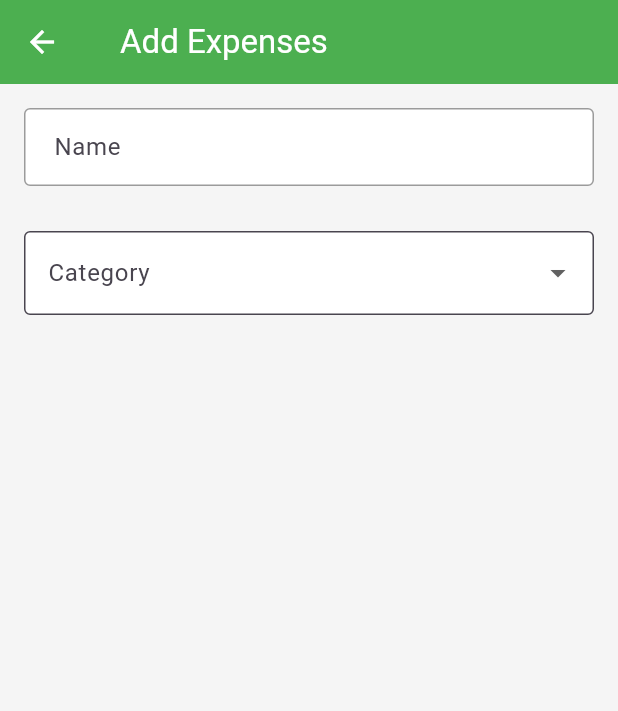
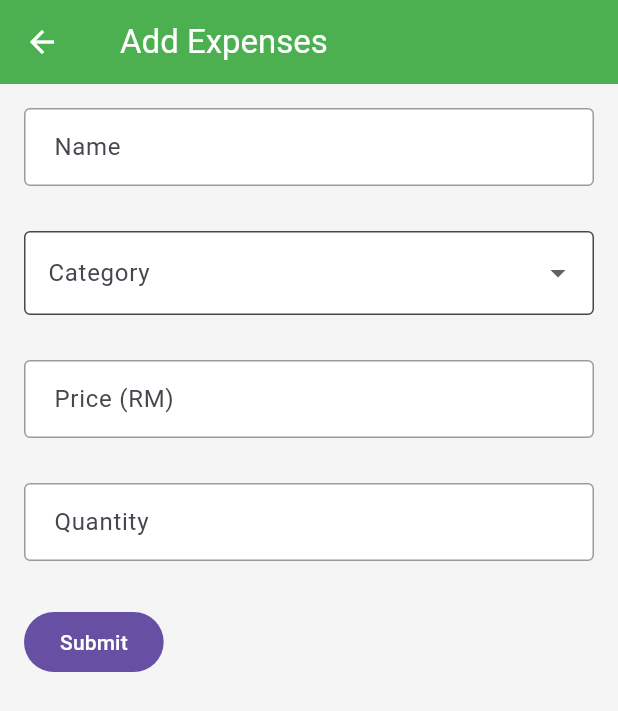
Before and after one commit to AhmadZahidi/expenses_tracker_app, a Flutter app: the AddScreen screen opened by its route, on a phone screen of 412 x 824 dp. Shown: the top 711 px of the screen. Run offline on Flutter 3.47's test engine with Material 3 defaults, Android fonts, the phone set to English and light mode, and no system bars; our stand-ins replace cloud_firestore, firebase_auth, firebase_core, flutter_svg, go_router; accounts and stored records are empty; statements that could not run were skipped.

Commit message:
finishing ui design for add expenses

```diff
--- a/lib/screens/add_screen.dart
+++ b/lib/screens/add_screen.dart
@@ -13,8 +13,9 @@ class AddScreen extends StatefulWidget {
 }
 
 class _AddScreenState extends State<AddScreen> {
+  final _formKey = GlobalKey<FormState>();
+
   final TextEditingController _nameController = TextEditingController();
-  final TextEditingController _categoryController = TextEditingController();
   final TextEditingController _priceController = TextEditingController();
   final TextEditingController _quantityController = TextEditingController();
 
@@ -31,9 +32,9 @@ class _AddScreenState extends State<AddScreen> {
   @override
   void dispose() {
     _nameController.dispose();
-    _categoryController.dispose();
     _priceController.dispose();
     _quantityController.dispose();
+    super.dispose();
   }
 
   @override
@@ -43,12 +44,16 @@ class _AddScreenState extends State<AddScreen> {
       backgroundColor: mainBackGround,
       screen: Padding(
         padding: const EdgeInsets.fromLTRB(0, 16, 0, 0),
+        child: Form(
+          key: _formKey,
           child: Column(
             crossAxisAlignment: CrossAxisAlignment.start,
             children: [
-            //Name
-            TextField(
+              // Name
+              TextFormField(
                 controller: _nameController,
+                validator: (value) =>
+                    value == null || value.trim().isEmpty ? 'Please enter a name' : null,
                 decoration: InputDecoration(
                   labelText: 'Name',
                   border: OutlineInputBorder(
@@ -59,29 +64,22 @@ class _AddScreenState extends State<AddScreen> {
                   ),
                   filled: true,
                   fillColor: Colors.white,
-                contentPadding: EdgeInsets.symmetric(
-                  horizontal: 16,
-                  vertical: 14,
-                ),
+                  contentPadding: EdgeInsets.symmetric(horizontal: 16, vertical: 14),
                 ),
               ),
               SizedBox(height: 30),
 
-            //Category
+              // Category
               DropdownButtonFormField(
                 value: _selectedCategory,
                 decoration: InputDecoration(
                   filled: true,
-                fillColor: Colors.white ,
+                  fillColor: Colors.white,
                   labelText: 'Category',
                   border: OutlineInputBorder(),
-                contentPadding: EdgeInsets.symmetric(
-                  horizontal: 12,
-                  vertical: 16,
+                  contentPadding: EdgeInsets.symmetric(horizontal: 12, vertical: 16),
                 ),
-              ),
-              items:
-                  _categories.map((category) {
+                items: _categories.map((category) {
                   return DropdownMenuItem(
                     value: category,
                     child: Text(category),
@@ -92,14 +90,74 @@ class _AddScreenState extends State<AddScreen> {
                     _selectedCategory = value;
                   });
                 },
-              validator:
-                  (value) => value == null ? "Please select a category" : null,
+                validator: (value) => value == null ? "Please select a category" : null,
               ),
-            SizedBox(height: 30,),
+              SizedBox(height: 30),
 
-            //Price
+              // Price
+              TextFormField(
+                controller: _priceController,
+                keyboardType: TextInputType.number,
+                validator: (value) {
+                  if (value == null || value.isEmpty) return 'Enter a price';
+                  final number = num.tryParse(value);
+                  if (number == null || number <= 0) return 'Enter a valid price';
+                  return null;
+                },
+                decoration: InputDecoration(
+                  labelText: 'Price (RM)',
+                  border: OutlineInputBorder(
+                    borderRadius: BorderRadius.circular(10),
+                  ),
+                  enabledBorder: OutlineInputBorder(
+                    borderSide: BorderSide(color: Color.fromARGB(100, 0, 0, 0)),
+                  ),
+                  filled: true,
+                  fillColor: Colors.white,
+                  contentPadding: EdgeInsets.symmetric(horizontal: 16, vertical: 14),
+                ),
+              ),
+              SizedBox(height: 30),
 
+              // Quantity
+              TextFormField(
+                controller: _quantityController,
+                keyboardType: TextInputType.number,
+                validator: (value) {
+                  if (value == null || value.isEmpty) return 'Enter quantity';
+                  final number = int.tryParse(value);
+                  if (number == null || number <= 0) return 'Enter a valid quantity';
+                  return null;
+                },
+                decoration: InputDecoration(
+                  labelText: 'Quantity',
+                  border: OutlineInputBorder(
+                    borderRadius: BorderRadius.circular(10),
+                  ),
+                  enabledBorder: OutlineInputBorder(
+                    borderSide: BorderSide(color: Color.fromARGB(100, 0, 0, 0)),
+                  ),
+                  filled: true,
+                  fillColor: Colors.white,
+                  contentPadding: EdgeInsets.symmetric(horizontal: 16, vertical: 14),
+                ),
+              ),
+              SizedBox(height: 30),
+
+              // Submit button
+              FilledButton(
+                onPressed: () {
+                  if (_formKey.currentState!.validate()) {
+                    // Save or send data
+                    ScaffoldMessenger.of(context).showSnackBar(
+                      SnackBar(content: Text('All fields validated!')),
+                    );
+                  }
+                },
+                child: Text('Submit'),
+              ),
             ],
+          ),
         ),
       ),
     );
```
Lines whose indentation alone changed are shown as unchanged.
